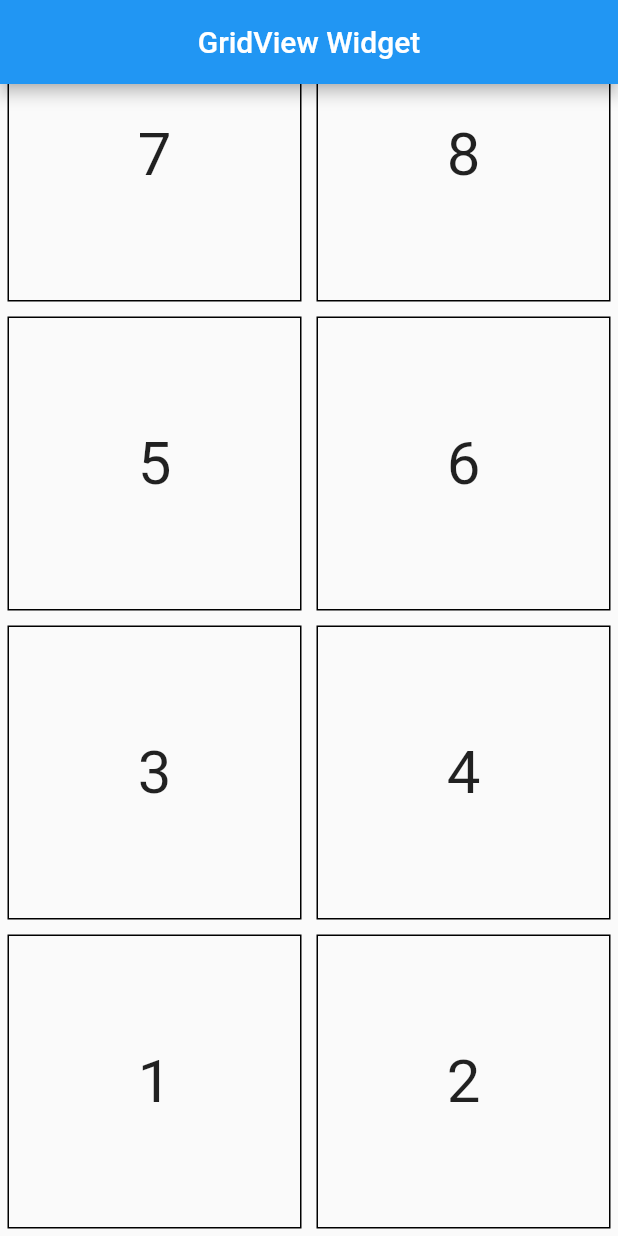
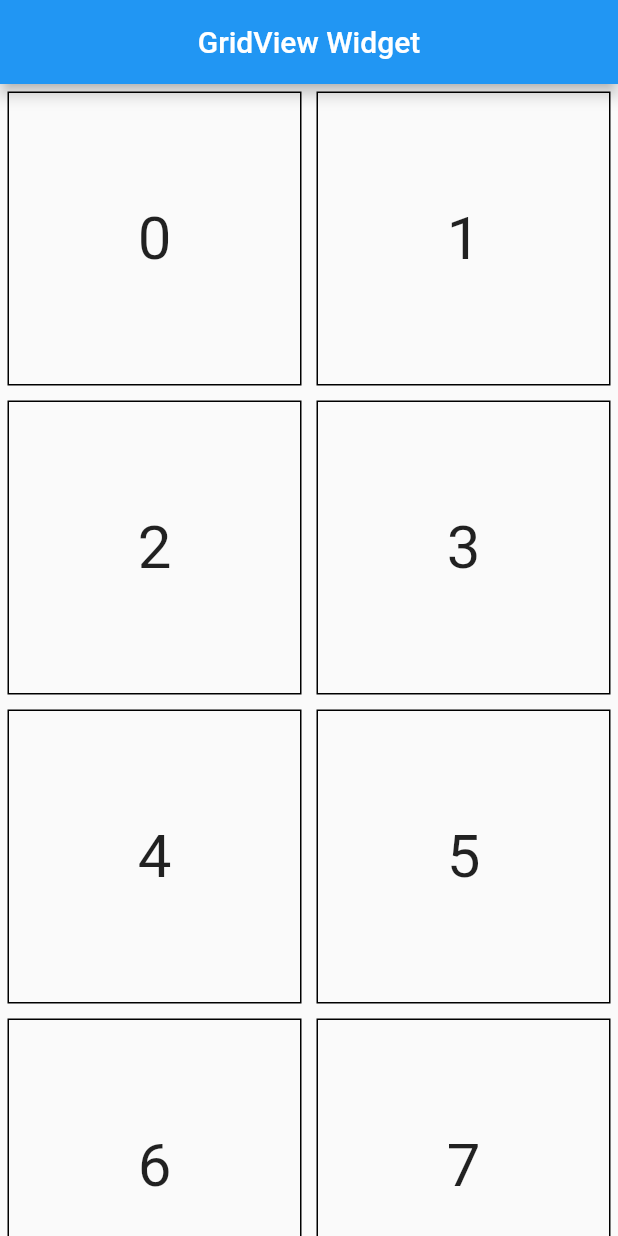
Before and after one commit to Rewalon/my_first, a Flutter app: the screen it shows after launch, on a phone screen of 412 x 824 dp. Run offline on Flutter 3.47's test engine with Material 2 defaults, Android fonts, the phone set to English and light mode, and no system bars.

Commit message:
GridViewBuilderWidget

```diff
--- a/lib/main.dart
+++ b/lib/main.dart
@@ -10,9 +10,25 @@ class ScreenWidget extends StatelessWidget {
         appBar: AppBar(
           title: Center(child: const Text('GridView Widget')),
         ),
-        body: GridViewWidget(),
+        body: GridViewBuilderWidget(),
       ),
     );
+  }
+}
+
+class GridViewBuilderWidget extends StatelessWidget {
+  @override
+  Widget build(BuildContext context) {
+    return GridView.builder(
+        // itemCount: 10,
+        gridDelegate: SliverGridDelegateWithFixedCrossAxisCount(
+          crossAxisCount: 2,
+        ),
+        itemBuilder: (context, index) {
+          return TextWidget(
+            text: '$index',
+          );
+        });
   }
 }
 
@@ -23,7 +39,7 @@ class GridViewWidget extends StatelessWidget {
         gridDelegate: SliverGridDelegateWithFixedCrossAxisCount(
           crossAxisCount: 2,
         ),
-        reverse: true,
+        //reverse: true,
         children: <Widget>[
           TextWidget(
             text: "1",
```
